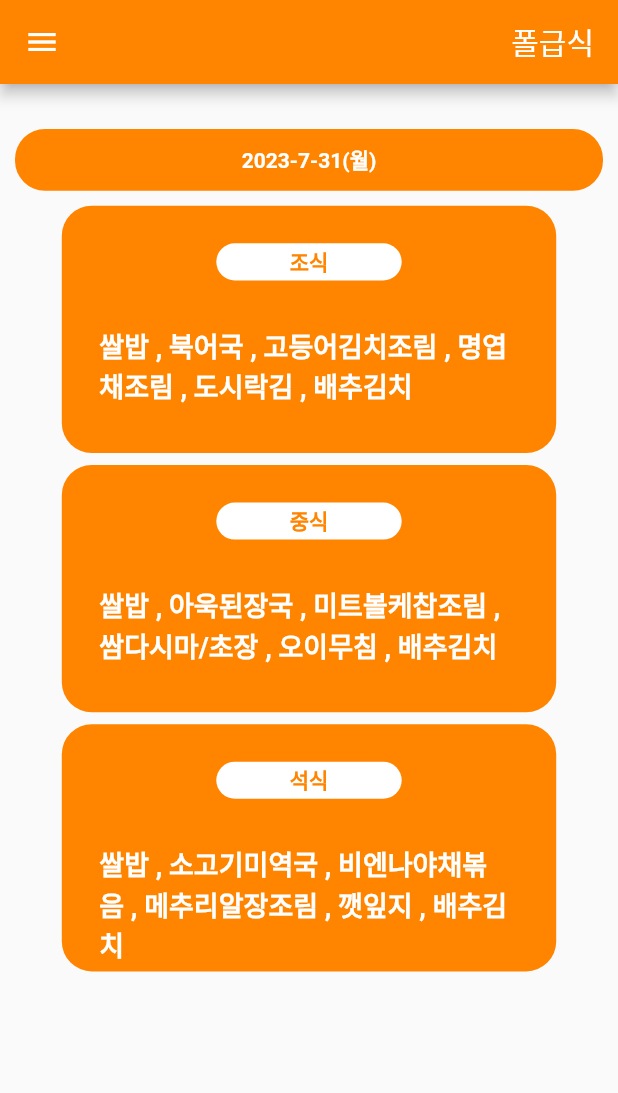
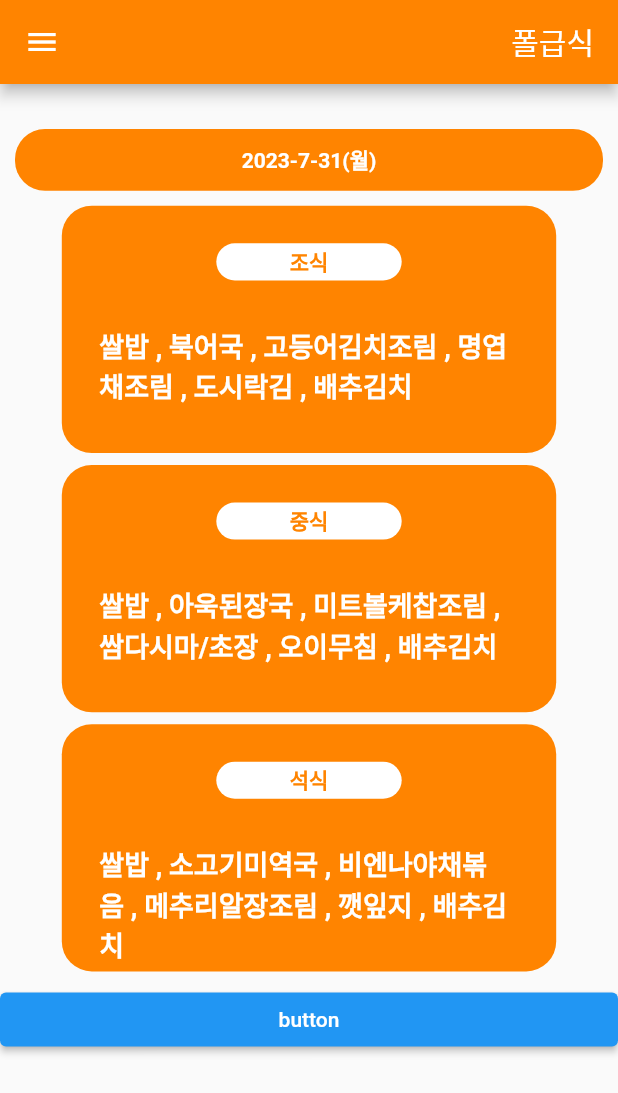
Before and after one commit to hhpp1205/polyMealApp, a Flutter app: the screen it shows after launch, on a phone screen of 412 x 824 dp. Shown: the top 1093 px of the screen. Run offline on Flutter 3.47's test engine with Material 2 defaults, Android fonts, the phone set to English and light mode, and no system bars; network calls fail.

Commit message:
Feat : Http 모듈 추가 및 서버 연결
- Http 모듈 추가
- Menu.dart 추가
- Server와 통신 Response값 Json 파싱

```diff
--- /dev/null
+++ b/lib/menu.dart
@@ -0,0 +1,26 @@
+import 'dart:convert';
+
+class Menu {
+  String schoolName;
+  String date;
+  String dayOfTheWeek;
+  List<String> meal;
+
+  Menu(this.schoolName, this.date, this.dayOfTheWeek, this.meal);
+
+  static Menu of(Map<String, dynamic> json) {
+    print("call constructor");
+    return Menu(
+        json['schoolName'],
+        json['date'],
+        json['dayOfTheWeek'],
+        List<String>.from(json['meal'])
+    );
+
+  }
+
+  @override
+  String toString() {
+    return 'Menu{schoolName: $schoolName, date: $date, dayOfTheWeek: $dayOfTheWeek, meal: $meal}';
+  }
+}
--- a/lib/screen/main_screen.dart
+++ b/lib/screen/main_screen.dart
@@ -1,6 +1,10 @@
+import 'dart:convert';
+
 import 'package:flutter/material.dart';
 import 'package:poly_meal/const/mealTime.dart';
 import 'package:poly_meal/main.dart';
+import 'package:http/http.dart' as http;
+import 'package:poly_meal/menu.dart';
 
 class MainScreen extends StatefulWidget {
   const MainScreen({super.key});
@@ -11,6 +15,22 @@ class MainScreen extends StatefulWidget {
 
 class _MainScreenState extends State<MainScreen> {
   final selectedDate = DateTime.now();
+  var apiResult;
+  Menu me = Menu("test", "test", "test", List.empty());
+
+  @override
+  void initState()  {
+    setApiResult();
+  }
+
+  Future<void> setApiResult() async {
+    final url = Uri.parse("http://localhost:8080/api/v1/menus?date=2023-07-31&schoolCode=002");
+    var result = await http.get(url);
+    setState(() {
+      apiResult = result;
+      me = Menu.of(jsonDecode(utf8.decode(result.bodyBytes)));
+    });
+  }
 
   List<String> menu = [
     '쌀밥 , 북어국 , 고등어김치조림 , 명엽채조림 , 도시락김 , 배추김치',
@@ -47,10 +67,18 @@ class _MainScreenState extends State<MainScreen> {
                 .asMap()
                 .entries
                 .map((x) => _MenuBox(
-                      mealTimeIndex : x.key,
+                      mealTimeIndex: x.key,
                       menu: x.value,
                     ))
                 .toList(),
+          ),
+          ElevatedButton(
+            onPressed: () async {
+              print("decode = ${utf8.decode(apiResult.bodyBytes)}");
+              print("me = ${me}");
+              print("me = ${me.meal.length}");
+            },
+            child: Text('button'),
           ),
         ],
       ),
@@ -145,8 +173,7 @@ class _MenuBox extends StatelessWidget {
                         MEAL_TIME[mealTimeIndex],
                         style: TextStyle(
                             color: Color(0xffFF8400),
-                          fontWeight: FontWeight.w700
-                        ),
+                            fontWeight: FontWeight.w700),
                       ),
                     ),
                   ),
--- a/pubspec.yaml
+++ b/pubspec.yaml
@@ -35,6 +35,7 @@ dependencies:
   # The following adds the Cupertino Icons font to your application.
   # Use with the CupertinoIcons class for iOS style icons.
   cupertino_icons: ^1.0.2
+  http: ^1.1.0
 
 dev_dependencies:
   flutter_test:
```
Also changed, not shown: pubspec.lock. Lines whose indentation alone changed are shown as unchanged.
